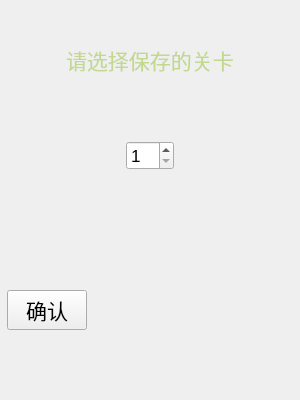
LETTER2418/TBQK, file savemapmsgbox.ui: the form before one commit.
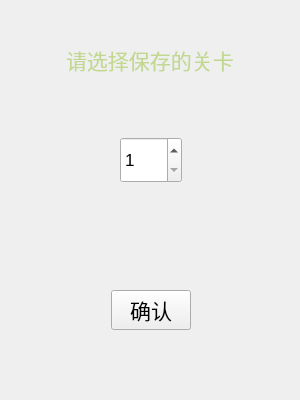
The form after the commit. Icons and pictures are not drawn. Custom widgets are drawn as their Qt base class.

```diff
--- a/savemapmsgbox.ui
+++ b/savemapmsgbox.ui
@@ -33,6 +33,12 @@
       <property name="orientation">
        <enum>Qt::Orientation::Horizontal</enum>
       </property>
+      <property name="sizeHint" stdset="0">
+       <size>
+        <width>0</width>
+        <height>0</height>
+       </size>
+      </property>
      </spacer>
     </item>
     <item>
@@ -124,10 +130,10 @@
   <widget class="QWidget" name="horizontalLayoutWidget_3">
    <property name="geometry">
     <rect>
-     <x>-1</x>
+     <x>0</x>
      <y>120</y>
      <width>301</width>
-     <height>71</height>
+     <height>81</height>
     </rect>
    </property>
    <layout class="QHBoxLayout" name="horizontalLayout_3">
@@ -146,6 +152,16 @@
     </item>
     <item>
      <widget class="QSpinBox" name="spinBox">
+      <property name="minimumSize">
+       <size>
+        <width>42</width>
+        <height>42</height>
+       </size>
+      </property>
+      <property name="styleSheet">
+       <string notr="true"> min-width: 40px;
+ min-height: 40px;</string>
+      </property>
       <property name="minimum">
        <number>1</number>
       </property>
```
